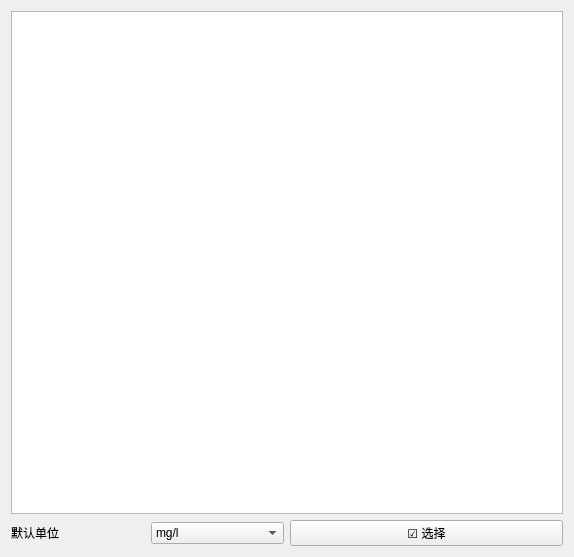
This is src/config_ui/qt/src/config/ui/variant_edit/ve_unitset.ui in eth-from-zero/qzy-environmental-monitoring as Qt 5 draws it before an edit. The edited form follows.
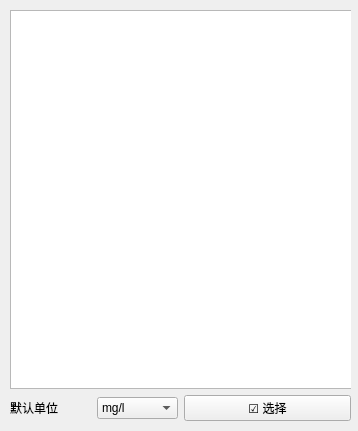
This is the edited form.

Diff of the .ui file:
```diff
--- a/src/config_ui/qt/src/config/ui/variant_edit/ve_unitset.ui
+++ b/src/config_ui/qt/src/config/ui/variant_edit/ve_unitset.ui
@@ -6,12 +6,12 @@
    <rect>
     <x>0</x>
     <y>0</y>
-    <width>574</width>
-    <height>557</height>
+    <width>358</width>
+    <height>431</height>
    </rect>
   </property>
   <property name="sizePolicy">
-   <sizepolicy hsizetype="Preferred" vsizetype="Preferred">
+   <sizepolicy hsizetype="Preferred" vsizetype="Minimum">
     <horstretch>0</horstretch>
     <verstretch>0</verstretch>
    </sizepolicy>
@@ -19,7 +19,16 @@
   <property name="windowTitle">
    <string>Form</string>
   </property>
-  <layout class="QVBoxLayout" name="verticalLayout" stretch="8,1">
+  <widget class="QWidget" name="">
+   <property name="geometry">
+    <rect>
+     <x>10</x>
+     <y>10</y>
+     <width>341</width>
+     <height>411</height>
+    </rect>
+   </property>
+   <layout class="QVBoxLayout" name="verticalLayout">
    <item>
     <widget class="QTableView" name="tv">
      <property name="sizePolicy">
@@ -71,6 +80,7 @@
     </layout>
    </item>
   </layout>
+  </widget>
  </widget>
  <resources/>
  <connections/>
```
Lines whose indentation alone changed are shown as unchanged.
